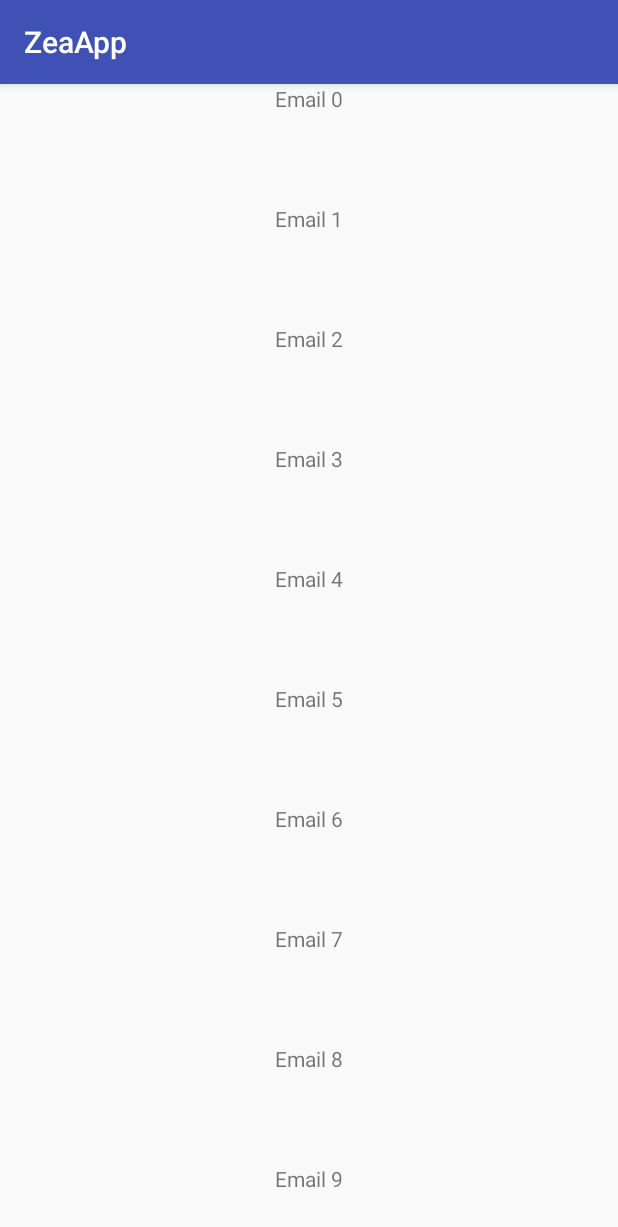
After one commit to gdg-berlin-android/ze-appp, an Android app: the fragment EmailFragments shown on its own in the app's theme, on a phone screen of 412 x 824 dp. The commit adds this screen. Shown: the top 1227 px of the screen. Run offline under Robolectric (Android 15) with nearby library versions, the phone set to English and light mode, and no system bars.

Commit message:
Christian Lungu

```diff
--- a/app/build.gradle
+++ b/app/build.gradle
@@ -68,6 +68,9 @@ dependencies {
 // Koin Android ViewModel features
     implementation "org.koin:koin-android-viewmodel:$koin_version"
 
+    implementation "androidx.navigation:navigation-fragment-ktx:2.0.0"
+    implementation "androidx.navigation:navigation-ui-ktx:2.0.0"
+
     //
     implementation 'com.github.AppIntro:AppIntro:6.0.0-alpha3'
 
--- a/app/src/main/AndroidManifest.xml
+++ b/app/src/main/AndroidManifest.xml
@@ -35,6 +35,8 @@
             </intent-filter>
         </activity>
         <activity android:name=".MainActivity" />
+
+        <activity android:name=".Emails.EmailActivity" />
         <activity android:name=".IamTheRealSplashActivity" />
     </application>
 
--- /dev/null
+++ b/app/src/main/java/de/berlindroid/zeaapp/Emails/EmailAdapter.kt
@@ -0,0 +1,28 @@
+package de.berlindroid.zeaapp.Emails
+
+import android.view.LayoutInflater
+import android.view.View
+import android.view.ViewGroup
+import androidx.recyclerview.widget.RecyclerView
+import de.berlindroid.zeaapp.R
+import kotlinx.android.synthetic.main.email_item.view.*
+
+class EmailAdapter: RecyclerView.Adapter<RecyclerView.ViewHolder>() {
+    override fun onCreateViewHolder(parent: ViewGroup, viewType: Int): RecyclerView.ViewHolder {
+        return EmailViewHolder(LayoutInflater.from(parent.context).inflate(R.layout.email_item, parent, false))
+    }
+
+    override fun getItemCount() = 20
+
+    override fun onBindViewHolder(holder: RecyclerView.ViewHolder, position: Int) {
+        if (holder is EmailViewHolder) {
+            val text = "Email $position"
+            holder.email.text = text
+        }
+    }
+
+    inner class EmailViewHolder(itemView: View): RecyclerView.ViewHolder(itemView) {
+        val email = itemView.email!!
+    }
+
+}
--- /dev/null
+++ b/app/src/main/java/de/berlindroid/zeaapp/Emails/EmailFragments.kt
@@ -0,0 +1,26 @@
+package de.berlindroid.zeaapp.Emails
+
+import android.os.Bundle
+import android.view.LayoutInflater
+import android.view.View
+import android.view.ViewGroup
+import androidx.fragment.app.Fragment
+import androidx.recyclerview.widget.LinearLayoutManager
+import de.berlindroid.zeaapp.R
+import kotlinx.android.synthetic.main.email_list.view.*
+
+class EmailFragments: Fragment() {
+
+    override fun onCreateView(
+        inflater: LayoutInflater,
+        container: ViewGroup?,
+        savedInstanceState: Bundle?
+    ): View? {
+        return inflater.inflate(R.layout.email_list, container, false).apply {
+            list.apply {
+                layoutManager = LinearLayoutManager(context!!, LinearLayoutManager.VERTICAL, false)
+                adapter = EmailAdapter()
+            }
+        }
+    }
+}
--- /dev/null
+++ b/app/src/main/res/layout/email_item.xml
@@ -0,0 +1,13 @@
+<?xml version="1.0" encoding="utf-8"?>
+<LinearLayout xmlns:android="http://schemas.android.com/apk/res/android"
+    android:orientation="vertical" android:layout_width="match_parent"
+    android:layout_height="80dp"
+    android:transitionGroup="true">
+
+    <TextView
+        android:id="@+id/email"
+        android:layout_width="wrap_content"
+        android:layout_height="wrap_content"
+        android:layout_gravity="center"/>
+
+</LinearLayout>
--- /dev/null
+++ b/app/src/main/res/layout/email_list.xml
@@ -0,0 +1,12 @@
+<?xml version="1.0" encoding="utf-8"?>
+<LinearLayout xmlns:android="http://schemas.android.com/apk/res/android"
+    android:orientation="vertical" android:layout_width="match_parent"
+    android:layout_height="match_parent">
+
+    <androidx.recyclerview.widget.RecyclerView
+        android:id="@+id/list"
+        android:transitionGroup="false"
+        android:layout_width="match_parent"
+        android:layout_height="match_parent"/>
+
+</LinearLayout>
```
Also changed, not shown: app/src/main/java/de/berlindroid/zeaapp/Emails/EmailActivity.kt (added, +15 -0 lines), app/src/main/java/de/berlindroid/zeaapp/MainActivity.kt (+2 -13 lines), app/src/main/res/layout/email_activity.xml (added, +16 -0 lines), app/src/main/res/navigation/email_graph.xml (added, +10 -0 lines).
